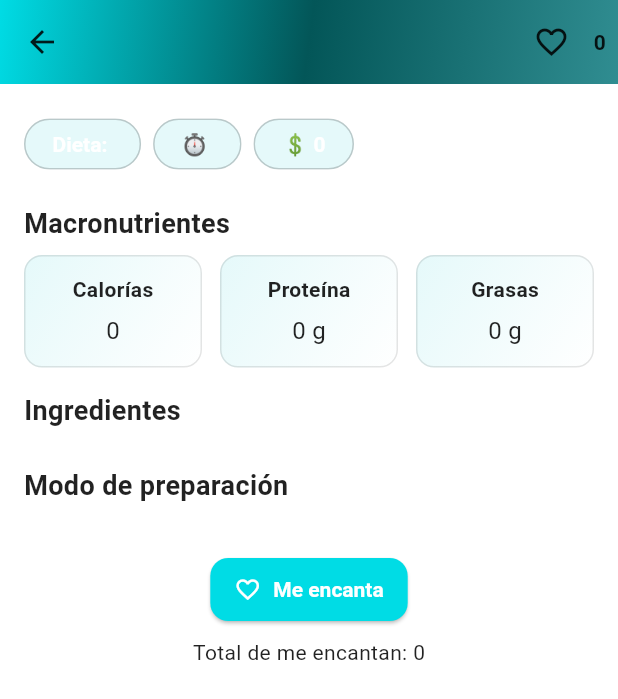
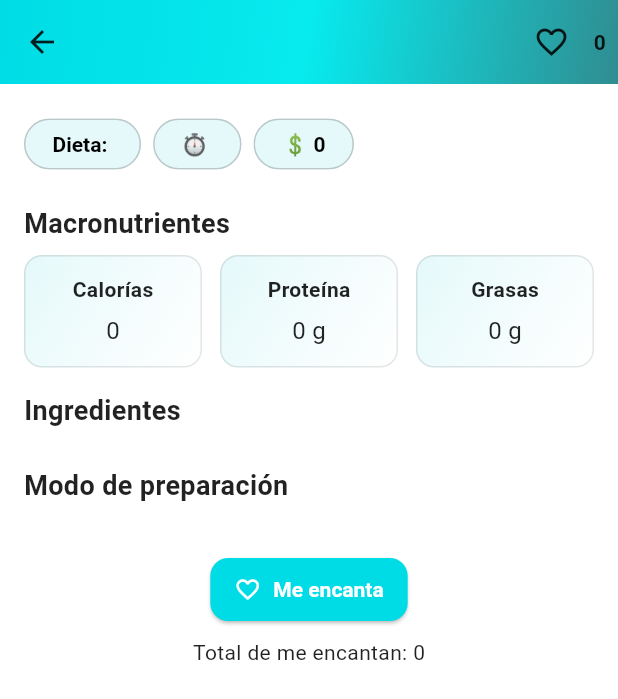
Before and after one commit to yahirmnk/menu_app, a Flutter app: the RecipeDetailScreen screen opened directly with empty values, on a phone screen of 412 x 824 dp. Shown: the top 699 px of the screen. Run offline on Flutter 3.47's test engine with Material 3 defaults, Android fonts, the light colour scheme and no system bars.

Commit message:
color texto

```diff
--- a/lib/screens/recipe_detail_screen.dart
+++ b/lib/screens/recipe_detail_screen.dart
@@ -119,11 +119,30 @@ class _RecipeDetailScreenState extends State<RecipeDetailScreen> {
               spacing: 8,
               runSpacing: 8,
               children: [
-                Chip(label: Text("Dieta: ${_recipe.dietTag}")),
-                Chip(label: Text("⏱ ${_recipe.prepTime}")),
-                Chip(label: Text("💲 ${_recipe.avgCost}")),
+                Chip(
+                  label: Text(
+                    "Dieta: ${_recipe.dietTag}",
+                    style: const TextStyle(color: Colors.black), // 🔹 fuerza negro
+                  ),
+                  backgroundColor: AppColors.surfaceAlt, // opcional, fondo suave
+                ),
+                Chip(
+                  label: Text(
+                    "⏱ ${_recipe.prepTime}",
+                    style: const TextStyle(color: Colors.black),
+                  ),
+                  backgroundColor: AppColors.surfaceAlt,
+                ),
+                Chip(
+                  label: Text(
+                    "💲 ${_recipe.avgCost}",
+                    style: const TextStyle(color: Colors.black),
+                  ),
+                  backgroundColor: AppColors.surfaceAlt,
+                ),
               ],
             ),
+
 
             _sectionTitle("Macronutrientes"),
             Row(
--- a/lib/ui/app_colors.dart
+++ b/lib/ui/app_colors.dart
@@ -3,7 +3,7 @@ import 'package:flutter/material.dart';
 class AppColors {
   // Paleta base (monocromática turquesa–azulada)
   static const Color cyanBright = Color(0xFF00DCE5);  // principal (botones, resaltes)
-  static const Color cyanMedium = Color.fromARGB(255, 3, 86, 88);  // secundarios, chips
+  static const Color cyanMedium = Color.fromARGB(255, 7, 234, 238);  // secundarios, chips
   static const Color cyanDark = Color(0xFF308D91);    // títulos, iconos destacados
   static const Color tealGray = Color(0xFF336466);    // barras, sombras suaves
   static const Color deepTeal = Color(0xFF283B3C);    // texto principal, fondos oscuros
```
